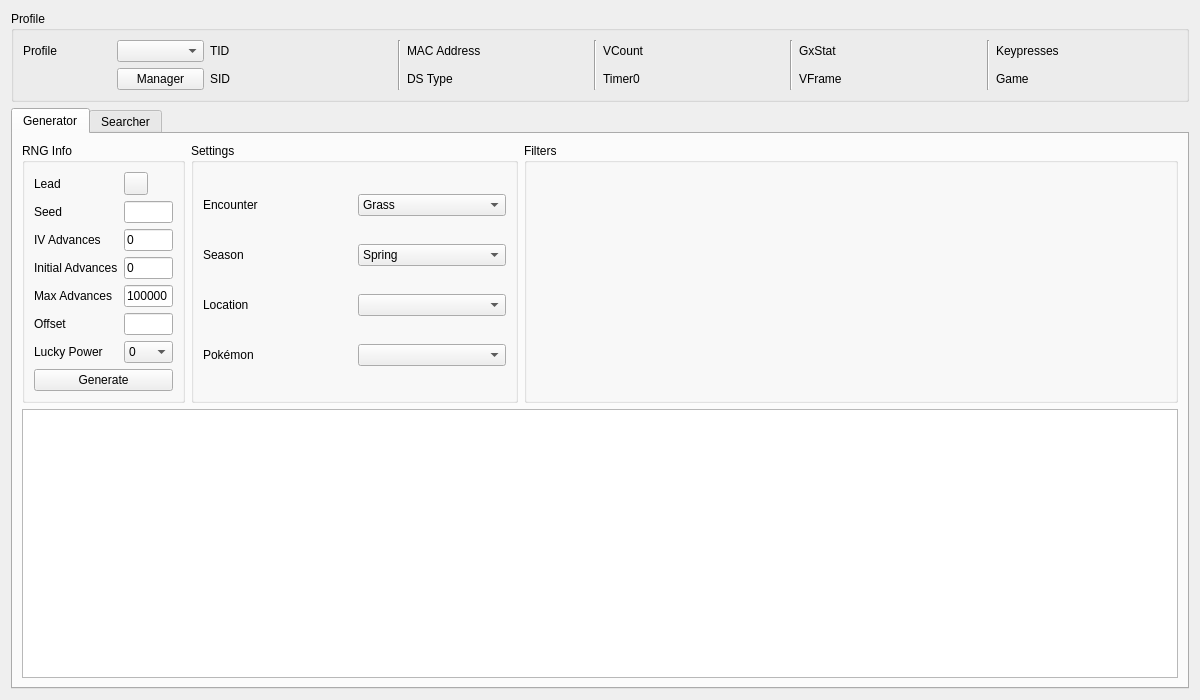
This is Form/Gen5/Wild5.ui in Admiral-Fish/PokeFinder as Qt 5 draws it before an edit. The edited form follows.
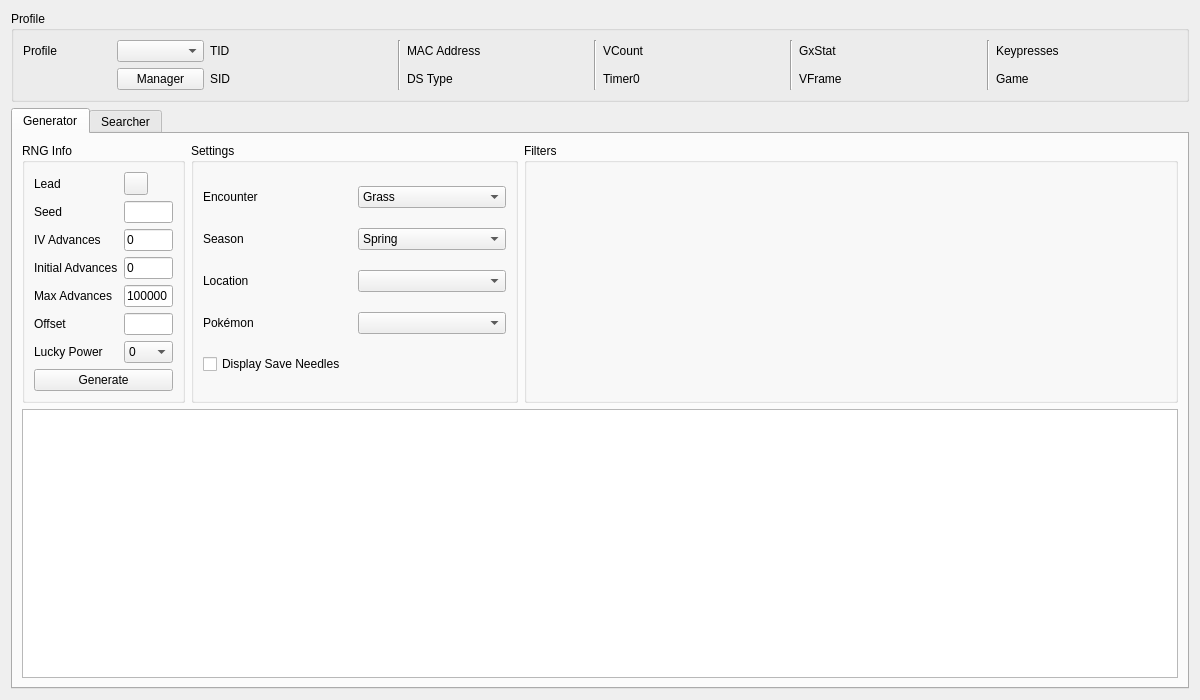
This is the edited form. Custom widgets are drawn as their Qt base class.

Commit message: [Gen 5] Addition of save needle display

What changed in the file:
```diff
--- a/Form/Gen5/Wild5.ui
+++ b/Form/Gen5/Wild5.ui
@@ -409,6 +409,13 @@
           <item row="3" column="1">
            <widget class="ComboBox" name="comboBoxGeneratorPokemon"/>
           </item>
+          <item row="4" column="0" colspan="2">
+           <widget class="QCheckBox" name="checkBoxGeneratorSaveNeedles">
+            <property name="text">
+             <string>Display Save Needles</string>
+            </property>
+           </widget>
+          </item>
          </layout>
         </widget>
        </item>
```
The commit also changes 30 other files.
